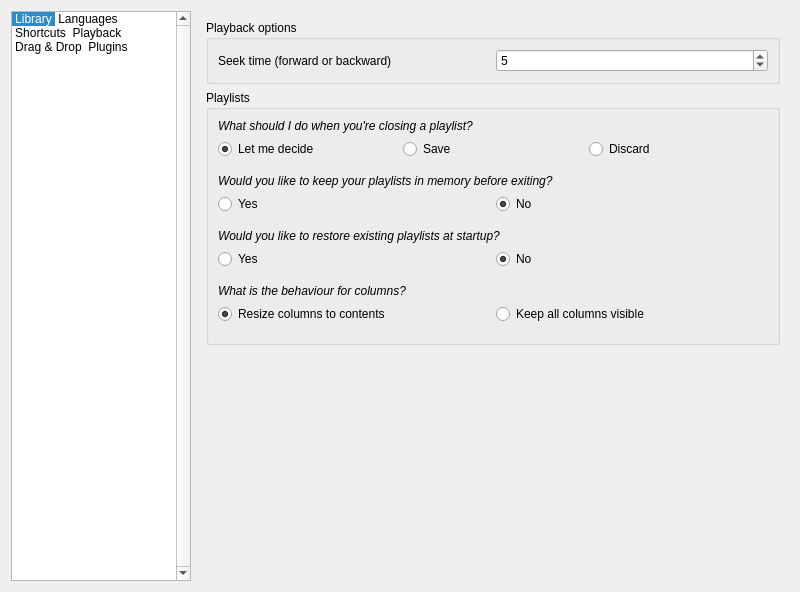
MBach/Miam-Player, file code/MiamPlayer/customizeoptionsdialog.ui: the form before one commit.
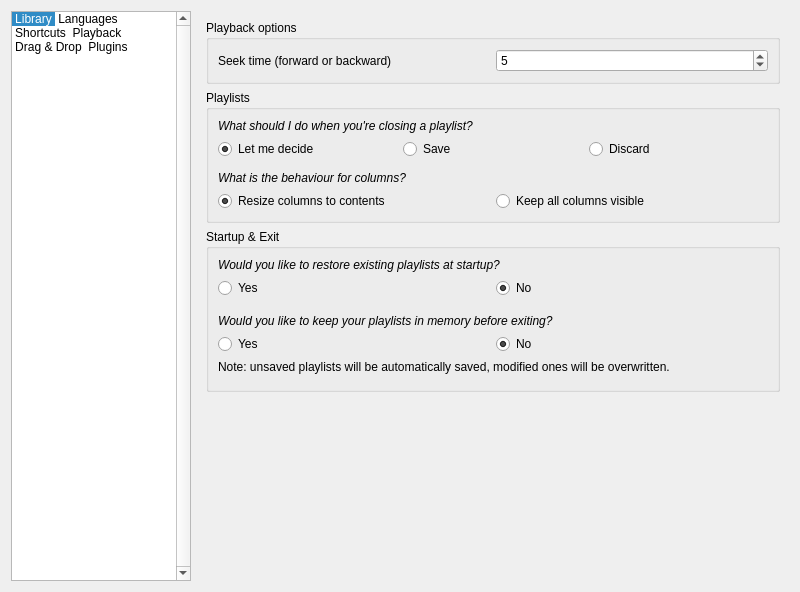
The form after the commit. The open tabs and pages were chosen to show the change. Icons and pictures are not drawn. Custom widgets are drawn as their Qt base class.

Commit message: WIP: refactoring playlist manager

Patch:
```diff
--- a/code/MiamPlayer/customizeoptionsdialog.ui
+++ b/code/MiamPlayer/customizeoptionsdialog.ui
@@ -3115,7 +3115,7 @@
          <property name="title">
           <string>Playlists</string>
          </property>
-         <layout class="QVBoxLayout" name="verticalLayout_13">
+         <layout class="QVBoxLayout" name="verticalLayout_14">
           <item>
            <widget class="QLabel" name="labelClosePlaylist">
             <property name="font">
@@ -3135,17 +3135,7 @@
            </widget>
           </item>
           <item>
-           <widget class="QWidget" name="widgetClosePlaylist" native="true">
             <layout class="QHBoxLayout" name="horizontalLayout_11">
-             <property name="leftMargin">
-              <number>0</number>
-             </property>
-             <property name="topMargin">
-              <number>0</number>
-             </property>
-             <property name="rightMargin">
-              <number>0</number>
-             </property>
              <item>
               <widget class="QRadioButton" name="radioButtonAskAction">
                <property name="text">
@@ -3154,6 +3144,9 @@
                <property name="checked">
                 <bool>true</bool>
                </property>
+              <attribute name="buttonGroup">
+               <string notr="true">buttonGroup_2</string>
+              </attribute>
               </widget>
              </item>
              <item>
@@ -3164,6 +3157,9 @@
                <property name="checked">
                 <bool>false</bool>
                </property>
+              <attribute name="buttonGroup">
+               <string notr="true">buttonGroup_2</string>
+              </attribute>
               </widget>
              </item>
              <item>
@@ -3174,29 +3170,16 @@
                <property name="checked">
                 <bool>false</bool>
                </property>
+              <attribute name="buttonGroup">
+               <string notr="true">buttonGroup_2</string>
+              </attribute>
               </widget>
              </item>
             </layout>
-           </widget>
           </item>
           <item>
-           <widget class="QLabel" name="labelKeepPlaylists">
-            <property name="font">
-             <font>
-              <italic>true</italic>
-             </font>
-            </property>
-            <property name="text">
-             <string>Would you like to keep your playlists in memory before exiting?</string>
-            </property>
-            <property name="wordWrap">
-             <bool>true</bool>
-            </property>
-           </widget>
-          </item>
-          <item>
-           <widget class="QWidget" name="widgetKeepPlaylists" native="true">
-            <layout class="QHBoxLayout" name="horizontalLayout_9">
+           <widget class="QWidget" name="widgetKeepPlaylists_2" native="true">
+            <layout class="QHBoxLayout" name="horizontalLayout_15">
              <property name="leftMargin">
               <number>0</number>
              </property>
@@ -3206,81 +3189,14 @@
              <property name="rightMargin">
               <number>0</number>
              </property>
-             <item>
-              <widget class="QRadioButton" name="radioButtonKeepPlaylists">
-               <property name="text">
-                <string>Yes</string>
-               </property>
-               <property name="checked">
-                <bool>false</bool>
-               </property>
-              </widget>
-             </item>
-             <item>
-              <widget class="QRadioButton" name="radioButtonClearPlaylists">
-               <property name="text">
-                <string>No</string>
-               </property>
-               <property name="checked">
-                <bool>true</bool>
-               </property>
-              </widget>
-             </item>
-            </layout>
-           </widget>
-          </item>
-          <item>
-           <widget class="QLabel" name="labelRestorePlaylists">
-            <property name="font">
-             <font>
-              <italic>true</italic>
-             </font>
-            </property>
-            <property name="text">
-             <string>Would you like to restore existing playlists at startup?</string>
-            </property>
-            <property name="wordWrap">
-             <bool>true</bool>
-            </property>
-           </widget>
-          </item>
-          <item>
-           <widget class="QWidget" name="widgetRestorePlaylists" native="true">
-            <layout class="QHBoxLayout" name="horizontalLayout_10">
-             <property name="leftMargin">
+             <property name="bottomMargin">
               <number>0</number>
              </property>
-             <property name="topMargin">
-              <number>0</number>
-             </property>
-             <property name="rightMargin">
-              <number>0</number>
-             </property>
-             <item>
-              <widget class="QRadioButton" name="radioButtonRestorePlaylists">
-               <property name="text">
-                <string>Yes</string>
-               </property>
-               <property name="checked">
-                <bool>false</bool>
-               </property>
-              </widget>
-             </item>
-             <item>
-              <widget class="QRadioButton" name="radioButtonDontRestorePlaylists">
-               <property name="text">
-                <string>No</string>
-               </property>
-               <property name="checked">
-                <bool>true</bool>
-               </property>
-              </widget>
-             </item>
             </layout>
            </widget>
           </item>
           <item>
-           <widget class="QLabel" name="label">
+           <widget class="QLabel" name="labelResizeColumns">
             <property name="font">
              <font>
               <italic>true</italic>
@@ -3295,17 +3211,7 @@
            </widget>
           </item>
           <item>
-           <widget class="QWidget" name="widgetResizeToContents" native="true">
-            <layout class="QHBoxLayout" name="horizontalLayout_13">
-             <property name="leftMargin">
-              <number>0</number>
-             </property>
-             <property name="topMargin">
-              <number>0</number>
-             </property>
-             <property name="rightMargin">
-              <number>0</number>
-             </property>
+           <layout class="QHBoxLayout" name="horizontalLayout_6">
              <item>
               <widget class="QRadioButton" name="radioButtonResizeColumnsContent">
                <property name="text">
@@ -3314,6 +3220,9 @@
                <property name="checked">
                 <bool>true</bool>
                </property>
+              <attribute name="buttonGroup">
+               <string notr="true">buttonGroup_5</string>
+              </attribute>
               </widget>
              </item>
              <item>
@@ -3334,8 +3243,140 @@
                  <height>16</height>
                 </size>
                </property>
-              </widget>
-             </item>
+              <attribute name="buttonGroup">
+               <string notr="true">buttonGroup_5</string>
+              </attribute>
+             </widget>
+            </item>
+           </layout>
+          </item>
+         </layout>
+        </widget>
+       </item>
+       <item>
+        <widget class="QGroupBox" name="groupBoxStartupExit">
+         <property name="title">
+          <string>Startup &amp;&amp; Exit</string>
+         </property>
+         <layout class="QVBoxLayout" name="verticalLayout_3">
+          <item>
+           <widget class="QLabel" name="labelRestorePlaylists">
+            <property name="font">
+             <font>
+              <italic>true</italic>
+             </font>
+            </property>
+            <property name="text">
+             <string>Would you like to restore existing playlists at startup?</string>
+            </property>
+            <property name="wordWrap">
+             <bool>true</bool>
+            </property>
+           </widget>
+          </item>
+          <item>
+           <layout class="QHBoxLayout" name="horizontalLayout_8">
+            <property name="bottomMargin">
+             <number>10</number>
+            </property>
+            <item>
+             <widget class="QRadioButton" name="radioButtonRestorePlaylists">
+              <property name="text">
+               <string>Yes</string>
+              </property>
+              <property name="checked">
+               <bool>false</bool>
+              </property>
+              <attribute name="buttonGroup">
+               <string notr="true">buttonGroup_4</string>
+              </attribute>
+             </widget>
+            </item>
+            <item>
+             <widget class="QRadioButton" name="radioButtonDontRestorePlaylists">
+              <property name="text">
+               <string>No</string>
+              </property>
+              <property name="checked">
+               <bool>true</bool>
+              </property>
+              <attribute name="buttonGroup">
+               <string notr="true">buttonGroup_4</string>
+              </attribute>
+             </widget>
+            </item>
+           </layout>
+          </item>
+          <item>
+           <widget class="QLabel" name="labelKeepPlaylists">
+            <property name="font">
+             <font>
+              <italic>true</italic>
+             </font>
+            </property>
+            <property name="text">
+             <string>Would you like to keep your playlists in memory before exiting?</string>
+            </property>
+            <property name="wordWrap">
+             <bool>true</bool>
+            </property>
+           </widget>
+          </item>
+          <item>
+           <layout class="QHBoxLayout" name="horizontalLayout_7">
+            <item>
+             <widget class="QRadioButton" name="radioButtonKeepPlaylists">
+              <property name="text">
+               <string>Yes</string>
+              </property>
+              <property name="checked">
+               <bool>false</bool>
+              </property>
+              <attribute name="buttonGroup">
+               <string notr="true">buttonGroup_3</string>
+              </attribute>
+             </widget>
+            </item>
+            <item>
+             <widget class="QRadioButton" name="radioButtonClearPlaylists">
+              <property name="text">
+               <string>No</string>
+              </property>
+              <property name="checked">
+               <bool>true</bool>
+              </property>
+              <attribute name="buttonGroup">
+               <string notr="true">buttonGroup_3</string>
+              </attribute>
+             </widget>
+            </item>
+           </layout>
+          </item>
+          <item>
+           <widget class="QLabel" name="labelNoteUnsavedPlaylists">
+            <property name="text">
+             <string>Note: unsaved playlists will be automatically saved, modified ones will be overwritten.</string>
+            </property>
+            <property name="wordWrap">
+             <bool>true</bool>
+            </property>
+           </widget>
+          </item>
+          <item>
+           <widget class="QWidget" name="widgetKeepPlaylists" native="true">
+            <layout class="QHBoxLayout" name="horizontalLayout_9">
+             <property name="leftMargin">
+              <number>0</number>
+             </property>
+             <property name="topMargin">
+              <number>0</number>
+             </property>
+             <property name="rightMargin">
+              <number>0</number>
+             </property>
+             <property name="bottomMargin">
+              <number>0</number>
+             </property>
             </layout>
            </widget>
           </item>
```
Left out of the diff: 4 changed lines with no effect on the pictures. Lines whose indentation alone changed are shown as unchanged. The commit also changes 13 other files.
